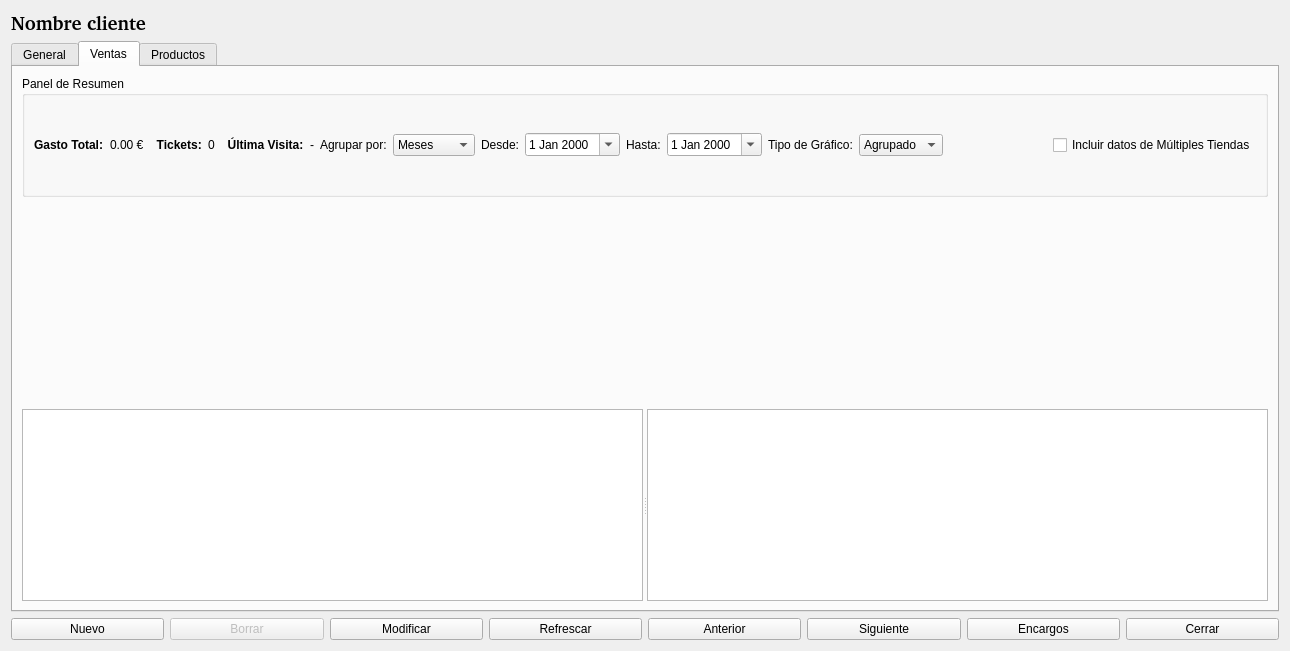
The window that clientes.ui (Ladis72/tienda) describes before a commit, drawn with Qt 5.
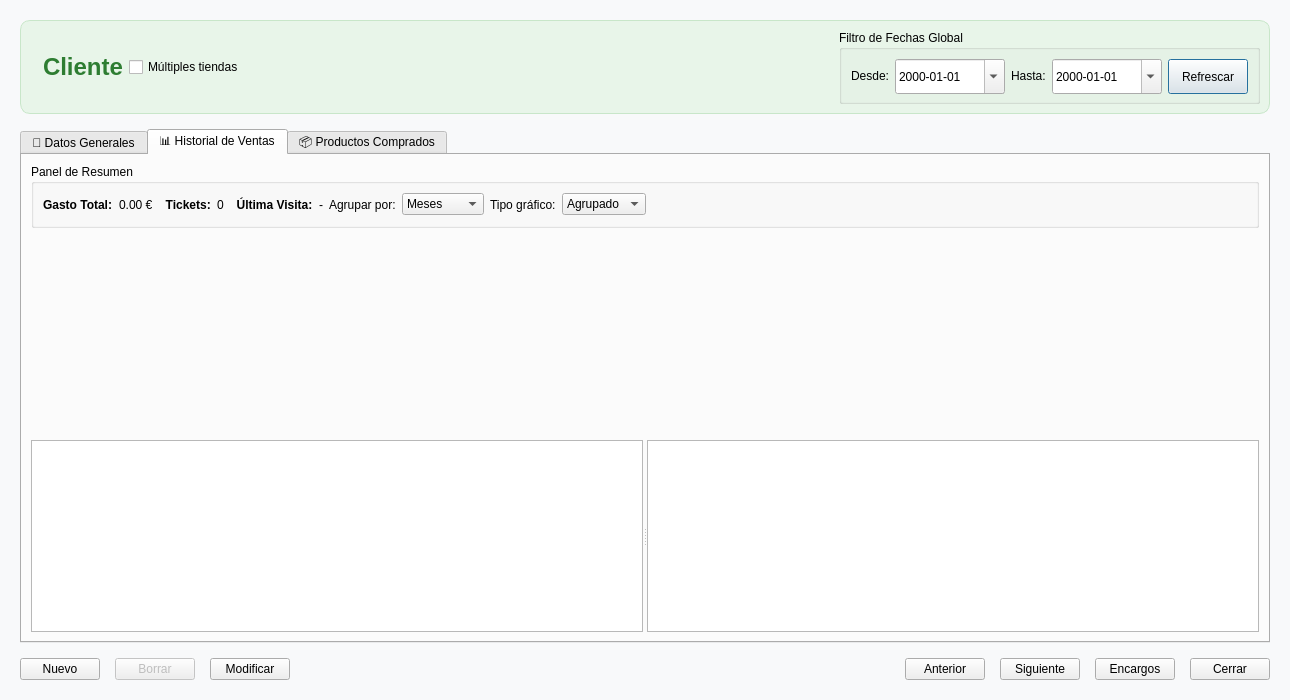
The same window after the commit. The open tabs and pages were chosen to show the change. Icons and pictures are not drawn.

Commit message: Actualizados clientes y proveedores

```diff
--- a/clientes.ui
+++ b/clientes.ui
@@ -7,108 +7,202 @@
     <x>0</x>
     <y>0</y>
     <width>1290</width>
-    <height>651</height>
+    <height>700</height>
    </rect>
   </property>
   <property name="windowTitle">
    <string>Clientes</string>
   </property>
-  <layout class="QGridLayout" name="gridLayout">
-   <item row="2" column="0">
-    <layout class="QHBoxLayout" name="horizontalLayout">
-     <item>
-      <widget class="QPushButton" name="pushButtonNuevo">
-       <property name="text">
-        <string>Nuevo</string>
-       </property>
-       <property name="autoDefault">
-        <bool>false</bool>
-       </property>
-      </widget>
-     </item>
-     <item>
-      <widget class="QPushButton" name="pushButtonBorrar">
-       <property name="enabled">
-        <bool>false</bool>
-       </property>
-       <property name="text">
-        <string>Borrar</string>
-       </property>
-       <property name="autoDefault">
-        <bool>false</bool>
-       </property>
-      </widget>
-     </item>
-     <item>
-      <widget class="QPushButton" name="pushButtonModificar">
-       <property name="text">
-        <string>Modificar</string>
-       </property>
-       <property name="autoDefault">
-        <bool>false</bool>
-       </property>
-      </widget>
-     </item>
-     <item>
-      <widget class="QPushButton" name="pushButtonReffrescar">
-       <property name="text">
-        <string>Refrescar</string>
-       </property>
-       <property name="autoDefault">
-        <bool>false</bool>
-       </property>
-      </widget>
-     </item>
-     <item>
-      <widget class="QPushButton" name="pushButtonAnterior">
-       <property name="text">
-        <string>Anterior</string>
-       </property>
-       <property name="autoDefault">
-        <bool>false</bool>
-       </property>
-      </widget>
-     </item>
-     <item>
-      <widget class="QPushButton" name="pushButtonSiguiente">
-       <property name="text">
-        <string>Siguiente</string>
-       </property>
-       <property name="autoDefault">
-        <bool>false</bool>
-       </property>
-      </widget>
-     </item>
-     <item>
-      <widget class="QPushButton" name="btn_encargos_cliente">
-       <property name="text">
-        <string>Encargos</string>
-       </property>
-       <property name="autoDefault">
-        <bool>false</bool>
-       </property>
-      </widget>
-     </item>
-     <item>
-      <widget class="QPushButton" name="pushButtonCerrar">
-       <property name="text">
-        <string>Cerrar</string>
-       </property>
-       <property name="autoDefault">
-        <bool>false</bool>
-       </property>
-      </widget>
-     </item>
-    </layout>
+  <property name="styleSheet">
+   <string notr="true">QDialog { background-color: #f8f9fa; }</string>
+  </property>
+  <!-- Layout principal vertical con márgenes amplios, igual que Proveedores -->
+  <layout class="QVBoxLayout" name="mainVerticalLayout">
+   <property name="spacing">
+    <number>15</number>
+   </property>
+   <property name="leftMargin">
+    <number>20</number>
+   </property>
+   <property name="topMargin">
+    <number>20</number>
+   </property>
+   <property name="rightMargin">
+    <number>20</number>
+   </property>
+   <property name="bottomMargin">
+    <number>20</number>
+   </property>
+   <!-- ============================================================ -->
+   <!-- ENCABEZADO: icono + nombre cliente + checkbox + filtro fechas -->
+   <!-- ============================================================ -->
+   <item>
+    <widget class="QFrame" name="headerFrame">
+     <property name="minimumSize">
+      <size>
+       <width>0</width>
+       <height>80</height>
+      </size>
+     </property>
+     <property name="styleSheet">
+      <string notr="true">QFrame#headerFrame {
+    background-color: #e8f5e9;
+    border-radius: 10px;
+    border: 1px solid #c8e6c9;
+}</string>
+     </property>
+     <layout class="QHBoxLayout" name="horizontalLayoutHeader">
+      <!-- Icono del módulo -->
+      <item>
+       <widget class="QLabel" name="labelIcono">
+        <property name="maximumSize">
+         <size>
+          <width>48</width>
+          <height>48</height>
+         </size>
+        </property>
+        <property name="text">
+         <string/>
+        </property>
+        <property name="pixmap">
+         <pixmap>../iconos/clientes.png</pixmap>
+        </property>
+        <property name="scaledContents">
+         <bool>true</bool>
+        </property>
+       </widget>
+      </item>
+      <!-- Nombre del cliente en grande -->
+      <item>
+       <widget class="QLabel" name="labelNombreCliente">
+        <property name="font">
+         <font>
+          <pointsize>18</pointsize>
+          <bold>true</bold>
+         </font>
+        </property>
+        <property name="styleSheet">
+         <string notr="true">color: #2e7d32;</string>
+        </property>
+        <property name="text">
+         <string>Cliente</string>
+        </property>
+       </widget>
+      </item>
+      <!-- Checkbox unificado "Incluir todas las tiendas" junto al nombre -->
+      <item>
+       <widget class="QCheckBox" name="checkBoxTiendasConectadas">
+        <property name="toolTip">
+         <string>Incluir datos de todas las tiendas conectadas en Ventas y Productos</string>
+        </property>
+        <property name="text">
+         <string>Múltiples tiendas</string>
+        </property>
+       </widget>
+      </item>
+      <!-- Spacer para empujar el filtro de fechas a la derecha -->
+      <item>
+       <spacer name="horizontalSpacerHeader">
+        <property name="orientation">
+         <enum>Qt::Orientation::Horizontal</enum>
+        </property>
+        <property name="sizeHint" stdset="0">
+         <size>
+          <width>40</width>
+          <height>20</height>
+         </size>
+        </property>
+       </spacer>
+      </item>
+      <!-- GroupBox de filtro de fechas global, idéntico al de Proveedores -->
+      <item>
+       <widget class="QGroupBox" name="groupBoxFiltros">
+        <property name="sizePolicy">
+         <sizepolicy hsizetype="Preferred" vsizetype="Preferred">
+          <horstretch>0</horstretch>
+          <verstretch>0</verstretch>
+         </sizepolicy>
+        </property>
+        <property name="title">
+         <string>Filtro de Fechas Global</string>
+        </property>
+        <layout class="QHBoxLayout" name="horizontalLayoutFiltros">
+         <item>
+          <widget class="QLabel" name="label_17">
+           <property name="text">
+            <string>Desde:</string>
+           </property>
+          </widget>
+         </item>
+         <item>
+          <widget class="QDateEdit" name="dateEditDesde">
+           <property name="minimumSize">
+            <size>
+             <width>110</width>
+             <height>35</height>
+            </size>
+           </property>
+           <property name="displayFormat">
+            <string>yyyy-MM-dd</string>
+           </property>
+           <property name="calendarPopup">
+            <bool>true</bool>
+           </property>
+          </widget>
+         </item>
+         <item>
+          <widget class="QLabel" name="label_18">
+           <property name="text">
+            <string>Hasta:</string>
+           </property>
+          </widget>
+         </item>
+         <item>
+          <widget class="QDateEdit" name="dateEditHasta">
+           <property name="minimumSize">
+            <size>
+             <width>110</width>
+             <height>35</height>
+            </size>
+           </property>
+           <property name="displayFormat">
+            <string>yyyy-MM-dd</string>
+           </property>
+           <property name="calendarPopup">
+            <bool>true</bool>
+           </property>
+          </widget>
+         </item>
+         <item>
+          <widget class="QPushButton" name="pushButtonRefrescar">
+           <property name="minimumSize">
+            <size>
+             <width>0</width>
+             <height>35</height>
+            </size>
+           </property>
+           <property name="text">
+            <string>Refrescar</string>
+           </property>
+          </widget>
+         </item>
+        </layout>
+       </widget>
+      </item>
+     </layout>
+    </widget>
    </item>
-   <item row="1" column="0">
+   <!-- ============================================================ -->
+   <!-- TAB WIDGET con las tres pestañas                             -->
+   <!-- ============================================================ -->
+   <item>
     <widget class="QTabWidget" name="tabWidgetProductos">
      <property name="currentIndex">
       <number>0</number>
      </property>
      <widget class="QWidget" name="tab_3">
       <attribute name="title">
-       <string>General</string>
+       <string>👤 Datos Generales</string>
       </attribute>
       <widget class="QWidget" name="Principal" native="true">
        <property name="geometry">
@@ -358,7 +452,7 @@
      </widget>
      <widget class="QWidget" name="tab_4">
       <attribute name="title">
-       <string>Ventas</string>
+       <string>📊 Historial de Ventas</string>
       </attribute>
       <layout class="QVBoxLayout" name="verticalLayout_Ventas">
        <item>
@@ -433,75 +527,21 @@
           </item>
           <item>
            <widget class="QComboBox" name="comboBoxAgrupacion">
-            <item>
-             <property name="text">
-              <string>Meses</string>
-             </property>
-            </item>
-            <item>
-             <property name="text">
-              <string>Años</string>
-             </property>
-            </item>
-            <item>
-             <property name="text">
-              <string>Semanas</string>
-             </property>
-            </item>
-            <item>
-             <property name="text">
-              <string>Días</string>
-             </property>
-            </item>
-           </widget>
-          </item>
-          <item>
-           <widget class="QLabel" name="labelDesde">
-            <property name="text">
-             <string>Desde:</string>
-            </property>
-           </widget>
-          </item>
-          <item>
-           <widget class="QDateEdit" name="dateEditDesde">
-            <property name="calendarPopup">
-             <bool>true</bool>
-            </property>
-           </widget>
-          </item>
-          <item>
-           <widget class="QLabel" name="labelHasta">
-            <property name="text">
-             <string>Hasta:</string>
-            </property>
-           </widget>
-          </item>
-          <item>
-           <widget class="QDateEdit" name="dateEditHasta">
-            <property name="calendarPopup">
-             <bool>true</bool>
-            </property>
+            <item><property name="text"><string>Meses</string></property></item>
+            <item><property name="text"><string>Años</string></property></item>
+            <item><property name="text"><string>Semanas</string></property></item>
+            <item><property name="text"><string>Días</string></property></item>
            </widget>
           </item>
           <item>
            <widget class="QLabel" name="labelTipoGrafico">
-            <property name="text">
-             <string>Tipo de Gráfico:</string>
-            </property>
+            <property name="text"><string>Tipo gráfico:</string></property>
            </widget>
           </item>
           <item>
            <widget class="QComboBox" name="comboBoxTipoGrafico">
-            <item>
-             <property name="text">
-              <string>Agrupado</string>
-             </property>
-            </item>
-            <item>
-             <property name="text">
-              <string>Apilado</string>
-             </property>
-            </item>
+            <item><property name="text"><string>Agrupado</string></property></item>
+            <item><property name="text"><string>Apilado</string></property></item>
            </widget>
           </item>
           <item>
@@ -517,13 +557,6 @@
             </property>
            </spacer>
           </item>
-          <item>
-           <widget class="QCheckBox" name="checkBoxTiendasConectadasVentas">
-            <property name="text">
-             <string>Incluir datos de Múltiples Tiendas</string>
-            </property>
-           </widget>
-          </item>
          </layout>
         </widget>
        </item>
@@ -562,7 +595,7 @@
      </widget>
      <widget class="QWidget" name="Productos">
       <attribute name="title">
-       <string>Productos</string>
+       <string>📦 Productos Comprados</string>
       </attribute>
       <layout class="QGridLayout" name="gridLayout_3">
        <item row="0" column="0">
@@ -658,19 +691,61 @@
      </widget>
     </widget>
    </item>
-   <item row="0" column="0">
-    <widget class="QLabel" name="labelNombreCliente">
-     <property name="font">
-      <font>
-       <family>Bitstream Charter</family>
-       <pointsize>14</pointsize>
-       <bold>true</bold>
-      </font>
-     </property>
-     <property name="text">
-      <string>Nombre cliente</string>
-     </property>
-    </widget>
+   <!-- ============================================================ -->
+   <!-- BOTONERA INFERIOR                                            -->
+   <!-- ============================================================ -->
+   <item>
+    <layout class="QHBoxLayout" name="horizontalLayoutButtons">
+     <item>
+      <widget class="QPushButton" name="pushButtonNuevo">
+       <property name="text"><string>Nuevo</string></property>
+       <property name="autoDefault"><bool>false</bool></property>
+      </widget>
+     </item>
+     <item>
+      <widget class="QPushButton" name="pushButtonBorrar">
+       <property name="enabled"><bool>false</bool></property>
+       <property name="text"><string>Borrar</string></property>
+       <property name="autoDefault"><bool>false</bool></property>
+      </widget>
+     </item>
+     <item>
+      <widget class="QPushButton" name="pushButtonModificar">
+       <property name="text"><string>Modificar</string></property>
+       <property name="autoDefault"><bool>false</bool></property>
+      </widget>
+     </item>
+     <item>
+      <spacer name="horizontalSpacerButtons">
+       <property name="orientation"><enum>Qt::Orientation::Horizontal</enum></property>
+       <property name="sizeHint" stdset="0"><size><width>40</width><height>20</height></size></property>
+      </spacer>
+     </item>
+     <item>
+      <widget class="QPushButton" name="pushButtonAnterior">
+       <property name="text"><string>Anterior</string></property>
+       <property name="autoDefault"><bool>false</bool></property>
+      </widget>
+     </item>
+     <item>
+      <widget class="QPushButton" name="pushButtonSiguiente">
+       <property name="text"><string>Siguiente</string></property>
+       <property name="autoDefault"><bool>false</bool></property>
+      </widget>
+     </item>
+     <item>
+      <widget class="QPushButton" name="btn_encargos_cliente">
+       <property name="text"><string>Encargos</string></property>
+       <property name="autoDefault"><bool>false</bool></property>
+      </widget>
+     </item>
+     <item>
+      <widget class="QPushButton" name="pushButtonCerrar">
+       <property name="text"><string>Cerrar</string></property>
+       <property name="autoDefault"><bool>false</bool></property>
+      </widget>
+     </item>
+    </layout>
    </item>
   </layout>
  </widget>
```
Left out of the diff: 452 changed lines with no effect on the pictures. The commit also changes 34 other files.
